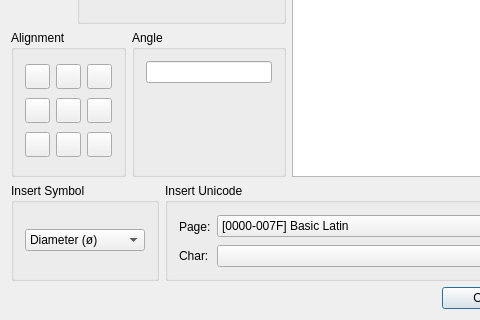
This is librecad/src/ui/forms/qg_dlgmtext.ui in LibreCAD/LibreCAD as Qt 5 draws it before an edit; both pictures show x 0 to 480 and y 134 to 454 of the 619 by 454 pixel window. The edited form follows.
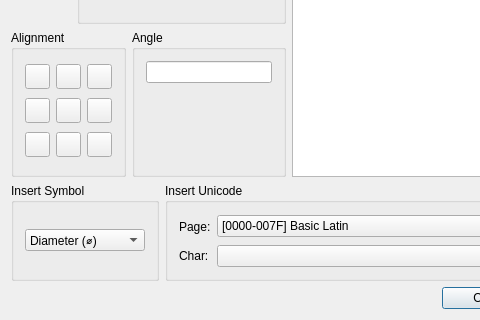
This is the edited form. Icons and pictures are not drawn. Custom widgets are drawn as their Qt base class.

Commit message: bug#458, fixed symbols in Text UI

The edit to the form file:
```diff
--- a/librecad/src/ui/forms/qg_dlgmtext.ui
+++ b/librecad/src/ui/forms/qg_dlgmtext.ui
@@ -670,7 +670,7 @@
           </property>
           <item>
            <property name="text">
-            <string>Diameter (ø)</string>
+            <string>Diameter (⌀)</string>
            </property>
           </item>
           <item>
```
The commit also changes 1 other file.
